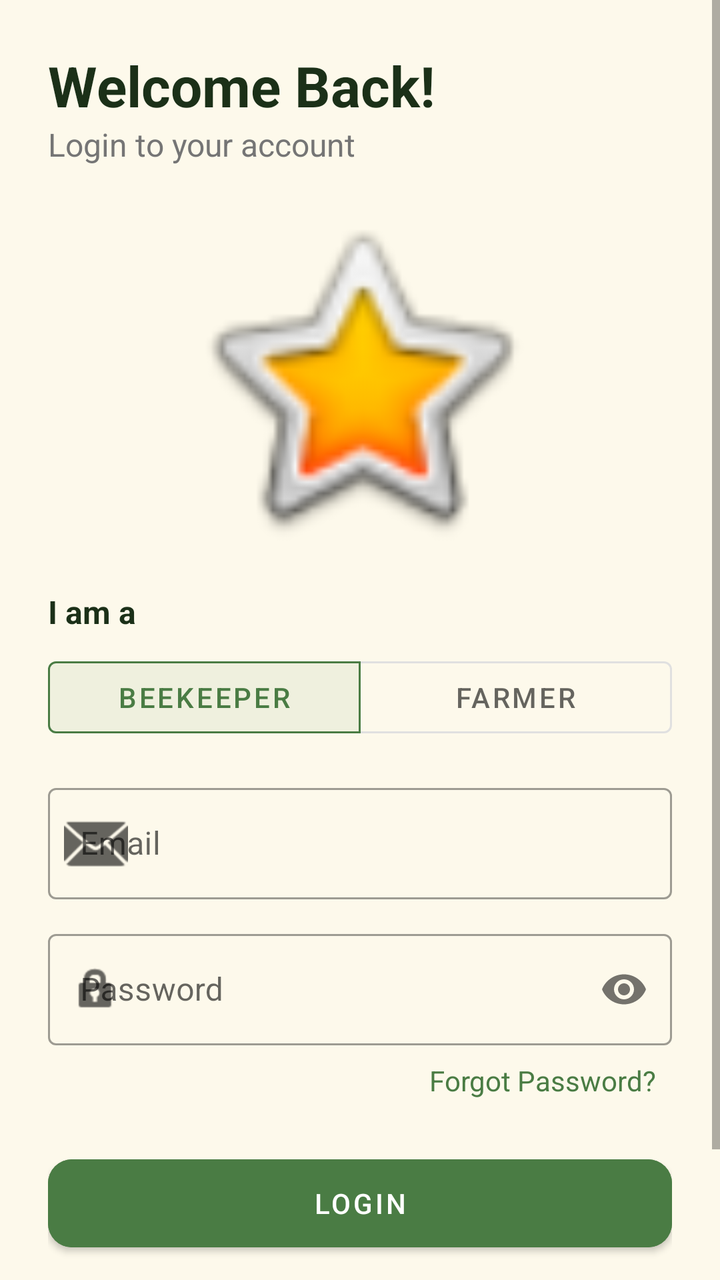
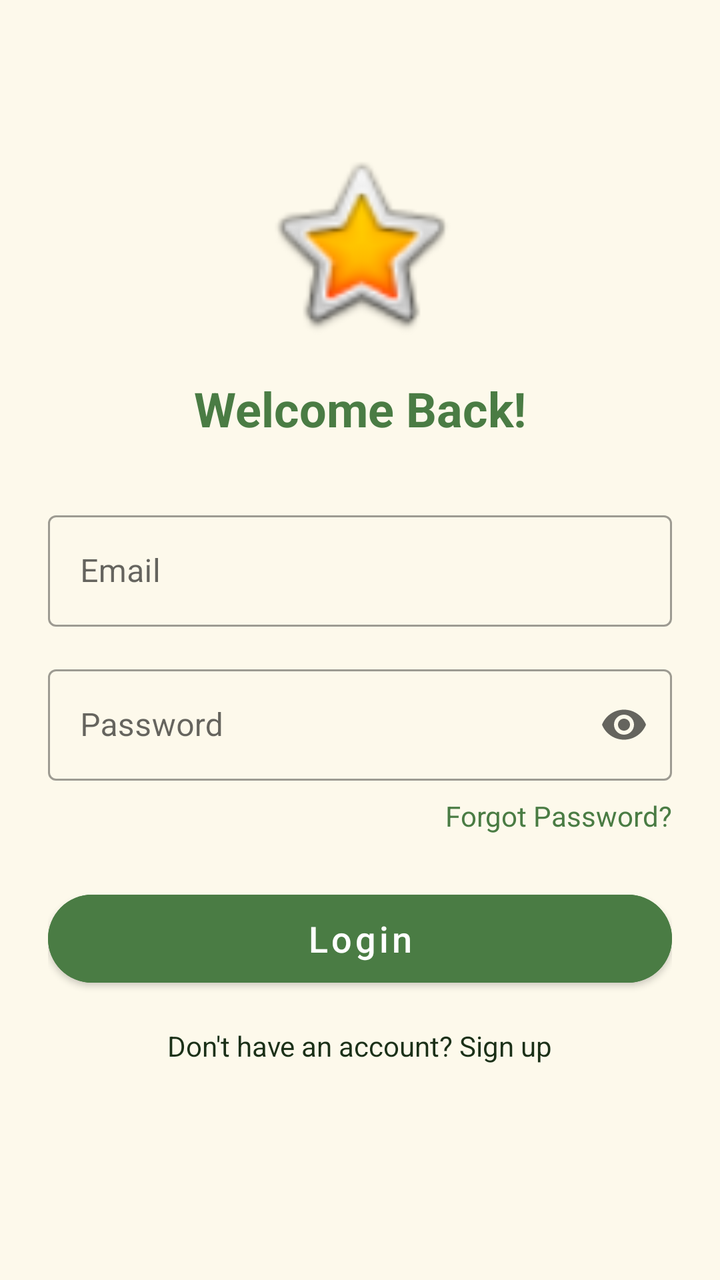

An Android layout rendered at two revisions. The XML below is the earlier revision; the diff shows what the commit changed to produce the second picture.
<!-- AndroidManifest.xml: application theme Theme.MadhuSiri -->
<!-- res/layout/activity_login.xml -->
<?xml version="1.0" encoding="utf-8"?>
<ScrollView xmlns:android="http://schemas.android.com/apk/res/android"
    xmlns:app="http://schemas.android.com/apk/res-auto"
    android:layout_width="match_parent"
    android:layout_height="match_parent"
    android:fillViewport="true"
    android:background="@color/background_cream">

    <LinearLayout
        android:layout_width="match_parent"
        android:layout_height="wrap_content"
        android:orientation="vertical"
        android:padding="24dp">

        <TextView
            android:layout_width="wrap_content"
            android:layout_height="wrap_content"
            android:text="@string/welcome_back"
            android:textSize="28sp"
            android:textStyle="bold"
            android:textColor="@color/text_dark" />

        <TextView
            android:layout_width="wrap_content"
            android:layout_height="wrap_content"
            android:text="@string/login_to_account"
            android:textSize="16sp"
            android:textColor="@color/text_gray"
            android:layout_marginBottom="16dp"/>

        
        <ImageView
            android:layout_width="match_parent"
            android:layout_height="180dp"
            android:src="@android:drawable/btn_star_big_on"
            android:layout_marginBottom="16dp"
            android:contentDescription="Illustration" />

        <TextView
            android:layout_width="wrap_content"
            android:layout_height="wrap_content"
            android:text="@string/select_role"
            android:textSize="16sp"
            android:textStyle="bold"
            android:textColor="@color/text_dark"
            android:layout_marginBottom="8dp"/>

        <com.google.android.material.button.MaterialButtonToggleGroup
            android:id="@+id/toggleRole"
            android:layout_width="match_parent"
            android:layout_height="wrap_content"
            app:singleSelection="true"
            app:selectionRequired="true"
            app:checkedButton="@+id/btnRoleBeekeeper"
            android:layout_marginBottom="16dp">

            <Button
                android:id="@+id/btnRoleBeekeeper"
                style="?attr/materialButtonOutlinedStyle"
                android:layout_width="0dp"
                android:layout_height="wrap_content"
                android:layout_weight="1"
                android:text="@string/beekeeper" />

            <Button
                android:id="@+id/btnRoleFarmer"
                style="?attr/materialButtonOutlinedStyle"
                android:layout_width="0dp"
                android:layout_height="wrap_content"
                android:layout_weight="1"
                android:text="@string/farmer" />
        </com.google.android.material.button.MaterialButtonToggleGroup>

        <com.google.android.material.textfield.TextInputLayout
            android:layout_width="match_parent"
            android:layout_height="wrap_content"
            android:hint="@string/email"
            app:startIconDrawable="@android:drawable/ic_dialog_email"
            style="@style/Widget.MaterialComponents.TextInputLayout.OutlinedBox">
            <com.google.android.material.textfield.TextInputEditText
                android:id="@+id/etEmail"
                android:layout_width="match_parent"
                android:layout_height="wrap_content"
                android:inputType="textEmailAddress"/>
        </com.google.android.material.textfield.TextInputLayout>

        <com.google.android.material.textfield.TextInputLayout
            android:layout_width="match_parent"
            android:layout_height="wrap_content"
            android:hint="@string/password"
            android:layout_marginTop="12dp"
            app:startIconDrawable="@android:drawable/ic_lock_idle_lock"
            app:passwordToggleEnabled="true"
            style="@style/Widget.MaterialComponents.TextInputLayout.OutlinedBox">
            <com.google.android.material.textfield.TextInputEditText
                android:id="@+id/etPassword"
                android:layout_width="match_parent"
                android:layout_height="wrap_content"
                android:inputType="textPassword"/>
        </com.google.android.material.textfield.TextInputLayout>

        <TextView
            android:id="@+id/tvForgotPassword"
            android:layout_width="wrap_content"
            android:layout_height="wrap_content"
            android:layout_gravity="end"
            android:text="@string/forgot_password"
            android:textColor="@color/primary_green"
            android:padding="8dp"/>

        <Button
            android:id="@+id/btnLogin"
            android:layout_width="match_parent"
            android:layout_height="56dp"
            android:text="@string/login"
            android:layout_marginTop="16dp"
            android:backgroundTint="@color/button_green"
            app:cornerRadius="12dp"/>

        <TextView
            android:id="@+id/tvSignup"
            android:layout_width="wrap_content"
            android:layout_height="wrap_content"
            android:layout_gravity="center"
            android:text="@string/no_account"
            android:layout_marginTop="24dp"
            android:padding="8dp"
            android:textColor="@color/text_dark"/>

    </LinearLayout>
</ScrollView>
<!-- resources referenced by this layout -->
<resources>
  <color name="background_cream">#FDF9EB</color>
  <color name="button_green">#4A7C44</color>
  <color name="primary_green">#4A7C44</color>
  <color name="text_dark">#1B3018</color>
  <color name="text_gray">#757575</color>
  <string name="beekeeper">Beekeeper</string>
  <string name="email">Email</string>
  <string name="farmer">Farmer</string>
  <string name="forgot_password">Forgot Password?</string>
  <string name="login">Login</string>
  <string name="login_to_account">Login to your account</string>
  <string name="no_account">Don\'t have an account? Sign up</string>
  <string name="password">Password</string>
  <string name="select_role">I am a</string>
  <string name="welcome_back">Welcome Back!</string>
  <style name="Theme.MadhuSiri" parent="Theme.MaterialComponents.Light.NoActionBar">
          
          <item name="colorPrimary">@color/primary_green</item>
          <item name="colorPrimaryVariant">@color/primary_dark</item>
          <item name="colorOnPrimary">@color/white</item>
          
          <item name="colorSecondary">@color/honey_yellow</item>
          <item name="colorSecondaryVariant">@color/honey_orange</item>
          <item name="colorOnSecondary">@color/black</item>
          
          <item name="android:statusBarColor">@color/primary_dark</item>
          
          <item name="android:windowBackground">@color/background_cream</item>
  
          <item name="cardViewStyle">@style/CustomCardView</item>
      </style>
  <color name="primary_dark">#2E4B28</color>
  <color name="white">#FFFFFFFF</color>
  <color name="honey_yellow">#FFC107</color>
  <color name="honey_orange">#FF9800</color>
  <color name="black">#FF000000</color>
  <style name="CustomCardView" parent="Widget.MaterialComponents.CardView">
          <item name="cardCornerRadius">16dp</item>
          <item name="cardElevation">2dp</item>
          <item name="cardBackgroundColor">@color/card_bg</item>
      </style>
  <color name="card_bg">#FFFFFF</color>
</resources>

<!-- the commit's change to res/layout/activity_login.xml (unified diff, before → after) -->
@@ -1,131 +1,109 @@
 <?xml version="1.0" encoding="utf-8"?>
-<ScrollView xmlns:android="http://schemas.android.com/apk/res/android"
+<androidx.constraintlayout.widget.ConstraintLayout xmlns:android="http://schemas.android.com/apk/res/android"
     xmlns:app="http://schemas.android.com/apk/res-auto"
     android:layout_width="match_parent"
     android:layout_height="match_parent"
-    android:fillViewport="true"
-    android:background="@color/background_cream">
+    android:background="@color/background_cream"
+    android:padding="24dp">
 
-    <LinearLayout
+    <ImageView
+        android:id="@+id/ivLogo"
+        android:layout_width="100dp"
+        android:layout_height="100dp"
+        android:layout_marginTop="48dp"
+        android:src="@android:drawable/btn_star_big_on"
+        app:layout_constraintEnd_toEndOf="parent"
+        app:layout_constraintStart_toStartOf="parent"
+        app:layout_constraintTop_toTopOf="parent" />
+
+    <TextView
+        android:id="@+id/tvWelcome"
+        android:layout_width="wrap_content"
+        android:layout_height="wrap_content"
+        android:layout_marginTop="16dp"
+        android:text="@string/welcome_back"
+        android:textColor="@color/primary_green"
+        android:textSize="24sp"
+        android:textStyle="bold"
+        app:layout_constraintEnd_toEndOf="parent"
+        app:layout_constraintStart_toStartOf="parent"
+        app:layout_constraintTop_toBottomOf="@id/ivLogo" />
+
+    <com.google.android.material.textfield.TextInputLayout
+        android:id="@+id/tilEmail"
+        style="@style/Widget.MaterialComponents.TextInputLayout.OutlinedBox"
         android:layout_width="match_parent"
         android:layout_height="wrap_content"
-        android:orientation="vertical"
-        android:padding="24dp">
+        android:layout_marginTop="32dp"
+        android:hint="@string/email"
+        app:layout_constraintTop_toBottomOf="@id/tvWelcome">
 
-        <TextView
-            android:layout_width="wrap_content"
-            android:layout_height="wrap_content"
-            android:text="@string/welcome_back"
-            android:textSize="28sp"
-            android:textStyle="bold"
-            android:textColor="@color/text_dark" />
-
-        <TextView
-            android:layout_width="wrap_content"
-            android:layout_height="wrap_content"
-            android:text="@string/login_to_account"
-            android:textSize="16sp"
-            android:textColor="@color/text_gray"
-            android:layout_marginBottom="16dp"/>
-
-        
-        <ImageView
-            android:layout_width="match_parent"
-            android:layout_height="180dp"
-            android:src="@android:drawable/btn_star_big_on"
-            android:layout_marginBottom="16dp"
-            android:contentDescription="Illustration" />
-
-        <TextView
-            android:layout_width="wrap_content"
-            android:layout_height="wrap_content"
-            android:text="@string/select_role"
-            android:textSize="16sp"
-            android:textStyle="bold"
-            android:textColor="@color/text_dark"
-            android:layout_marginBottom="8dp"/>
-
-        <com.google.android.material.button.MaterialButtonToggleGroup
-            android:id="@+id/toggleRole"
+        <com.google.android.material.textfield.TextInputEditText
+            android:id="@+id/etEmail"
             android:layout_width="match_parent"
             android:layout_height="wrap_content"
-            app:singleSelection="true"
-            app:selectionRequired="true"
-            app:checkedButton="@+id/btnRoleBeekeeper"
-            android:layout_marginBottom="16dp">
+            android:inputType="textEmailAddress" />
+    </com.google.android.material.textfield.TextInputLayout>
 
-            <Button
-                android:id="@+id/btnRoleBeekeeper"
-                style="?attr/materialButtonOutlinedStyle"
-                android:layout_width="0dp"
-                android:layout_height="wrap_content"
-                android:layout_weight="1"
-                android:text="@string/beekeeper" />
+    <com.google.android.material.textfield.TextInputLayout
+        android:id="@+id/tilPassword"
+        style="@style/Widget.MaterialComponents.TextInputLayout.OutlinedBox"
+        android:layout_width="match_parent"
+        android:layout_height="wrap_content"
+        android:layout_marginTop="16dp"
+        android:hint="@string/password"
+        app:endIconMode="password_toggle"
+        app:layout_constraintTop_toBottomOf="@id/tilEmail">
 
-            <Button
-                android:id="@+id/btnRoleFarmer"
-                style="?attr/materialButtonOutlinedStyle"
-                android:layout_width="0dp"
-                android:layout_height="wrap_content"
-                android:layout_weight="1"
-                android:text="@string/farmer" />
-        </com.google.android.material.button.MaterialButtonToggleGroup>
-
-        <com.google.android.material.textfield.TextInputLayout
+        <com.google.android.material.textfield.TextInputEditText
+            android:id="@+id/etPassword"
             android:layout_width="match_parent"
             android:layout_height="wrap_content"
-            android:hint="@string/email"
-            app:startIconDrawable="@android:drawable/ic_dialog_email"
-            style="@style/Widget.MaterialComponents.TextInputLayout.OutlinedBox">
-            <com.google.android.material.textfield.TextInputEditText
-                android:id="@+id/etEmail"
-                android:layout_width="match_parent"
-                android:layout_height="wrap_content"
-                android:inputType="textEmailAddress"/>
-        </com.google.android.material.textfield.TextInputLayout>
+            android:inputType="textPassword" />
+    </com.google.android.material.textfield.TextInputLayout>
 
-        <com.google.android.material.textfield.TextInputLayout
-            android:layout_width="match_parent"
-            android:layout_height="wrap_content"
-            android:hint="@string/password"
-            android:layout_marginTop="12dp"
-            app:startIconDrawable="@android:drawable/ic_lock_idle_lock"
-            app:passwordToggleEnabled="true"
-            style="@style/Widget.MaterialComponents.TextInputLayout.OutlinedBox">
-            <com.google.android.material.textfield.TextInputEditText
-                android:id="@+id/etPassword"
-                android:layout_width="match_parent"
-                android:layout_height="wrap_content"
-                android:inputType="textPassword"/>
-        </com.google.android.material.textfield.TextInputLayout>
+    <TextView
+        android:id="@+id/tvForgotPassword"
+        android:layout_width="wrap_content"
+        android:layout_height="wrap_content"
+        android:layout_marginTop="8dp"
+        android:text="@string/forgot_password"
+        android:textColor="@color/primary_green"
+        app:layout_constraintEnd_toEndOf="parent"
+        app:layout_constraintTop_toBottomOf="@id/tilPassword" />
 
-        <TextView
-            android:id="@+id/tvForgotPassword"
-            android:layout_width="wrap_content"
-            android:layout_height="wrap_content"
-            android:layout_gravity="end"
-            android:text="@string/forgot_password"
-            android:textColor="@color/primary_green"
-            android:padding="8dp"/>
+    <Button
+        android:id="@+id/btnLogin"
+        android:layout_width="match_parent"
+        android:layout_height="56dp"
+        android:layout_marginTop="24dp"
+        android:backgroundTint="@color/button_green"
+        android:text="@string/login"
+        android:textAllCaps="false"
+        android:textColor="@color/white"
+        android:textSize="18sp"
+        app:cornerRadius="28dp"
+        app:layout_constraintTop_toBottomOf="@id/tvForgotPassword" />
 
-        <Button
-            android:id="@+id/btnLogin"
-            android:layout_width="match_parent"
-            android:layout_height="56dp"
-            android:text="@string/login"
-            android:layout_marginTop="16dp"
-            android:backgroundTint="@color/button_green"
-            app:cornerRadius="12dp"/>
+    <TextView
+        android:id="@+id/tvSignup"
+        android:layout_width="wrap_content"
+        android:layout_height="wrap_content"
+        android:layout_marginTop="16dp"
+        android:text="@string/no_account"
+        android:textColor="@color/text_dark"
+        app:layout_constraintEnd_toEndOf="parent"
+        app:layout_constraintStart_toStartOf="parent"
+        app:layout_constraintTop_toBottomOf="@id/btnLogin" />
 
-        <TextView
-            android:id="@+id/tvSignup"
-            android:layout_width="wrap_content"
-            android:layout_height="wrap_content"
-            android:layout_gravity="center"
-            android:text="@string/no_account"
-            android:layout_marginTop="24dp"
-            android:padding="8dp"
-            android:textColor="@color/text_dark"/>
+    <ProgressBar
+        android:id="@+id/progressBar"
+        android:layout_width="wrap_content"
+        android:layout_height="wrap_content"
+        android:visibility="gone"
+        app:layout_constraintBottom_toBottomOf="parent"
+        app:layout_constraintEnd_toEndOf="parent"
+        app:layout_constraintStart_toStartOf="parent"
+        app:layout_constraintTop_toTopOf="parent" />
 
-    </LinearLayout>
-</ScrollView>
+</androidx.constraintlayout.widget.ConstraintLayout>
<!-- resource entries referenced after the edit -->
@@ -4,16 +4,11 @@
   <color name="button_green">#4A7C44</color>
   <color name="primary_green">#4A7C44</color>
   <color name="text_dark">#1B3018</color>
-  <color name="text_gray">#757575</color>
-  <string name="beekeeper">Beekeeper</string>
   <string name="email">Email</string>
-  <string name="farmer">Farmer</string>
   <string name="forgot_password">Forgot Password?</string>
   <string name="login">Login</string>
-  <string name="login_to_account">Login to your account</string>
   <string name="no_account">Don\'t have an account? Sign up</string>
   <string name="password">Password</string>
-  <string name="select_role">I am a</string>
   <string name="welcome_back">Welcome Back!</string>
   <style name="Theme.MadhuSiri" parent="Theme.MaterialComponents.Light.NoActionBar">
           
